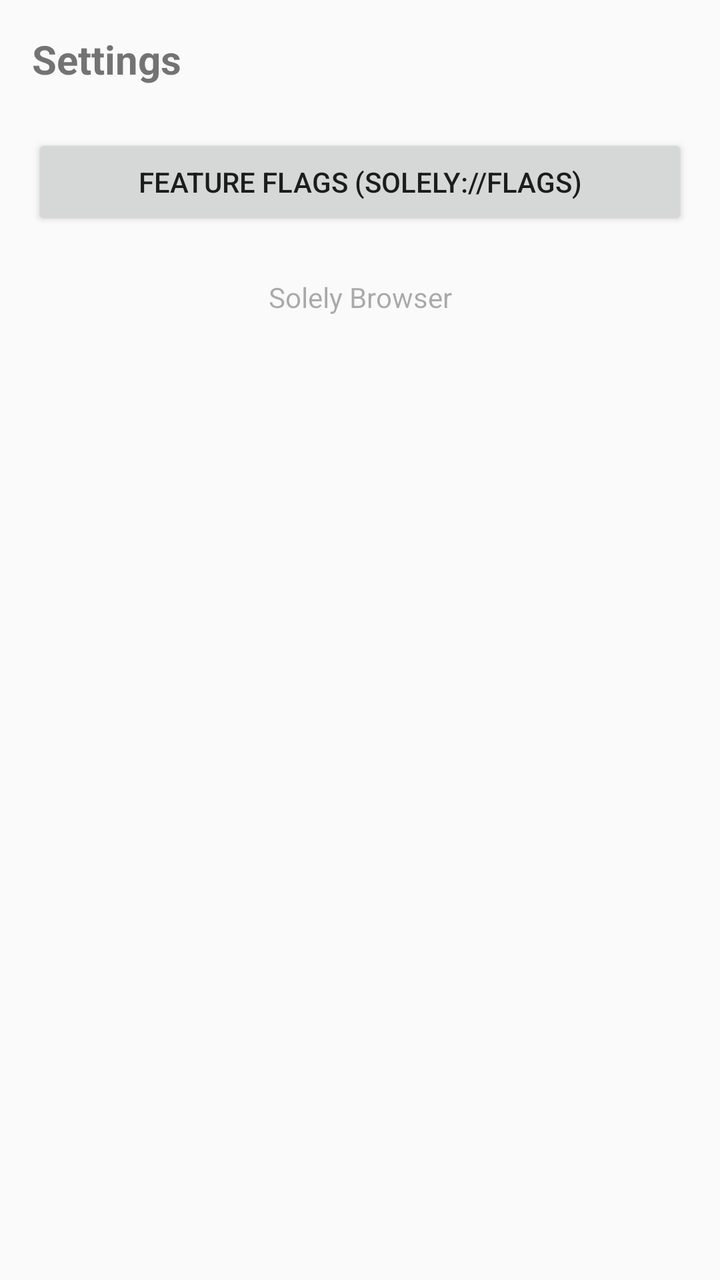
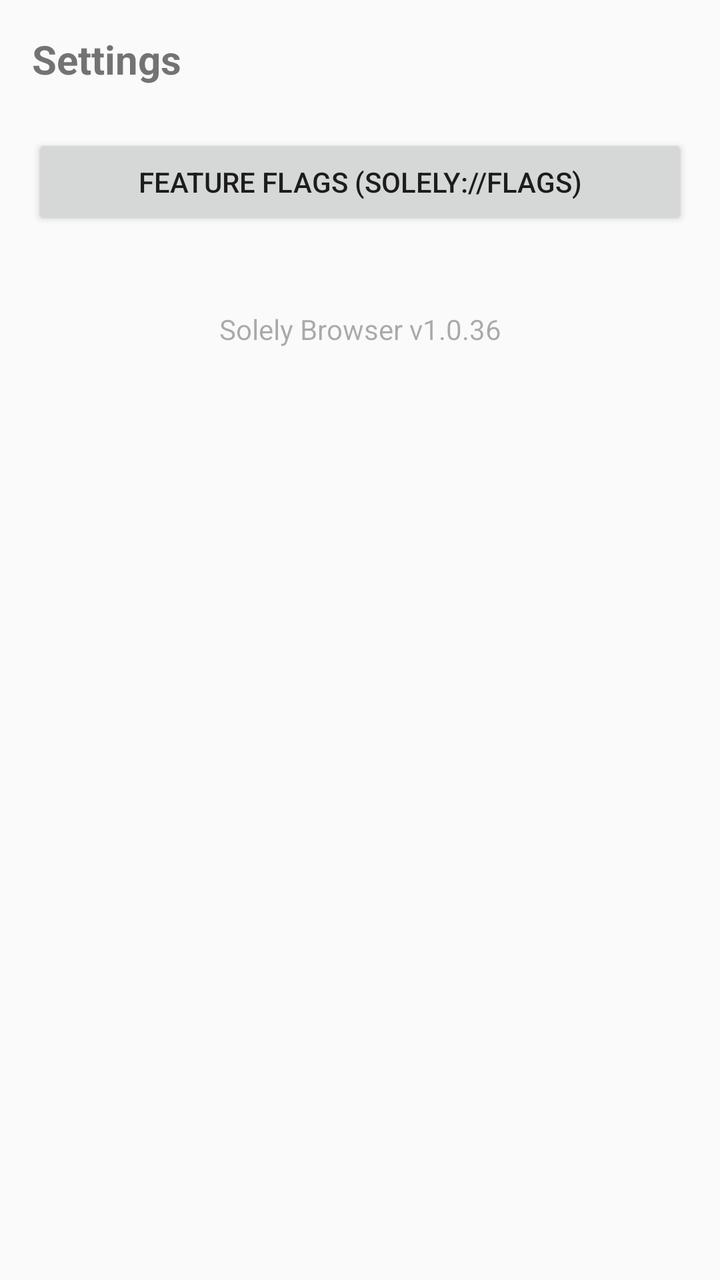

Compare the two renders of this Android layout. The source of the first and the diff that turns it into the second are given below.
<!-- AndroidManifest.xml: application theme Theme.AppCompat.Light.NoActionBar -->
<!-- res/layout/activity_settings.xml -->
<?xml version="1.0" encoding="utf-8"?>
<LinearLayout xmlns:android="http://schemas.android.com/apk/res/android"
    android:layout_width="match_parent"
    android:layout_height="match_parent"
    android:orientation="vertical"
    android:padding="16dp">

    <TextView
        android:layout_width="match_parent"
        android:layout_height="wrap_content"
        android:text="@string/settings_title"
        android:textSize="20sp"
        android:textStyle="bold"
        android:layout_marginBottom="24dp"/>

    <Button
        android:id="@+id/btn_flags"
        android:layout_width="match_parent"
        android:layout_height="wrap_content"
        android:text="@string/btn_flags"
        android:paddingVertical="12dp"/>

    <TextView
        android:layout_width="match_parent"
        android:layout_height="wrap_content"
        android:text="@string/app_name"
        android:layout_marginTop="24dp"
        android:gravity="center"
        android:alpha="0.6"/>
</LinearLayout>
<!-- resources referenced by this layout -->
<resources>
  <string name="app_name">Solely Browser</string>
  <string name="btn_flags">Feature Flags (solely://flags)</string>
  <string name="settings_title">Settings</string>
</resources>

<!-- the commit's change to res/layout/activity_settings.xml (unified diff, before → after) -->
@@ -18,12 +18,14 @@
         android:layout_width="match_parent"
         android:layout_height="wrap_content"
         android:text="@string/btn_flags"
-        android:paddingVertical="12dp"/>
+        android:paddingVertical="12dp"
+        android:layout_marginBottom="16dp"/>
 
     <TextView
+        android:id="@+id/app_version"
         android:layout_width="match_parent"
         android:layout_height="wrap_content"
-        android:text="@string/app_name"
+        android:text="Solely Browser v1.0.36"
         android:layout_marginTop="24dp"
         android:gravity="center"
         android:alpha="0.6"/>
<!-- resource entries referenced after the edit -->
@@ -1,6 +1,5 @@
 <!-- resources referenced by this layout -->
 <resources>
-  <string name="app_name">Solely Browser</string>
   <string name="btn_flags">Feature Flags (solely://flags)</string>
   <string name="settings_title">Settings</string>
 </resources>
